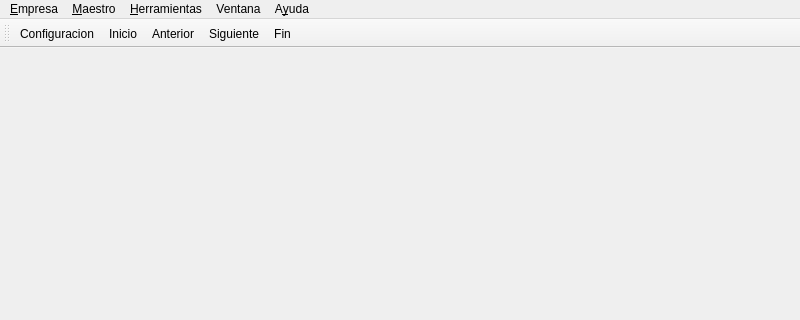
This is bulmages/bulmacont/src/bcbulmacontbase.ui in eboladev/Bulmages-1 as Qt 5 draws it before an edit; both pictures show x 0 to 800 and y 0 to 320 of the 800 by 600 pixel window. The edited form follows.
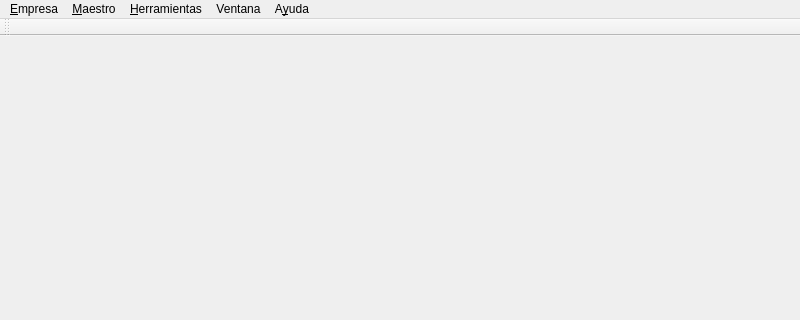
This is the edited form. Icons and pictures are not drawn.

Commit message: Pongo los botones de siguiente, anterior, principio y fin en las pantallas que lo utilizan (asientos y extractos) y los quito de la aplicacion

Diff of the .ui file:
```diff
--- a/bulmages/bulmacont/src/bcbulmacontbase.ui
+++ b/bulmages/bulmacont/src/bcbulmacontbase.ui
@@ -102,11 +102,6 @@
    <attribute name="toolBarBreak">
     <bool>false</bool>
    </attribute>
-   <addaction name="actionConfiguracion"/>
-   <addaction name="actionInicio"/>
-   <addaction name="actionAnterior"/>
-   <addaction name="actionSiguiente"/>
-   <addaction name="actionFin"/>
   </widget>
   <action name="actionConfiguracion">
    <property name="icon">
```
Left out of the diff: 2 changed lines with no effect on the pictures. The commit also changes 6 other files.
